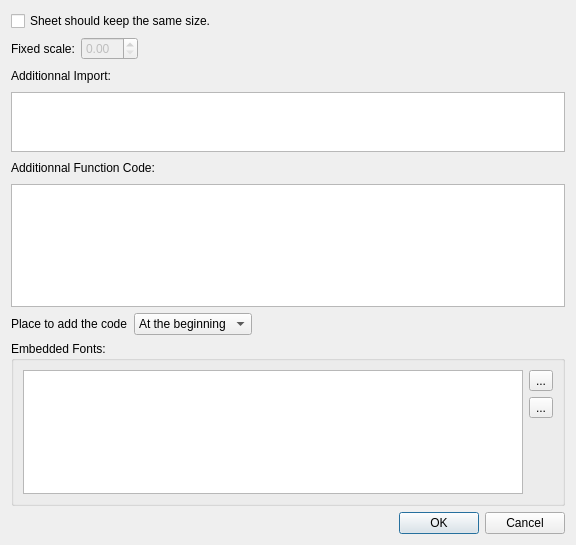
Before: the Qt Designer form sheetproperties.ui in Rolisteam/rolisteam, drawn with Qt 5.
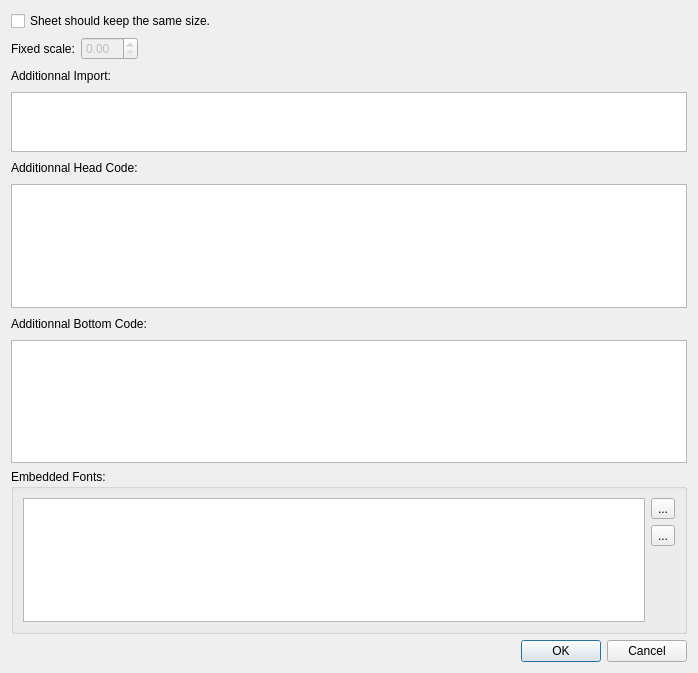
After: the same form once the commit is applied. Icons and pictures are not drawn. Custom widgets are drawn as their Qt base class.

Commit message: Management of additionnal code as header or footer. Both can be set now.

```diff
--- a/sheetproperties.ui
+++ b/sheetproperties.ui
@@ -6,8 +6,8 @@
    <rect>
     <x>0</x>
     <y>0</y>
-    <width>576</width>
-    <height>545</height>
+    <width>698</width>
+    <height>673</height>
    </rect>
   </property>
   <property name="windowTitle">
@@ -112,7 +112,7 @@
      <item>
       <widget class="QLabel" name="label">
        <property name="text">
-        <string>Additionnal Function Code:</string>
+        <string>Additionnal Head Code:</string>
        </property>
       </widget>
      </item>
@@ -139,26 +139,12 @@
      <item>
       <widget class="QLabel" name="label_3">
        <property name="text">
-        <string>Place to add the code</string>
+        <string>Additionnal Bottom Code:</string>
        </property>
       </widget>
      </item>
      <item>
-      <widget class="QComboBox" name="m_placeToAdditionnal">
-       <item>
-        <property name="text">
-         <string>At the beginning</string>
-        </property>
-       </item>
-       <item>
-        <property name="text">
-         <string>At the end</string>
-        </property>
-       </item>
-      </widget>
-     </item>
-     <item>
-      <spacer name="horizontalSpacer_4">
+      <spacer name="horizontalSpacer_6">
        <property name="orientation">
         <enum>Qt::Horizontal</enum>
        </property>
@@ -172,6 +158,9 @@
      </item>
     </layout>
    </item>
+   <item>
+    <widget class="CodeEditor" name="m_additionnalBottomCode"/>
+   </item>
    <item>
     <widget class="QGroupBox" name="groupBox">
      <property name="title">
```
Left out of the diff: 6 changed lines with no effect on the pictures. The commit also changes 4 other files.
